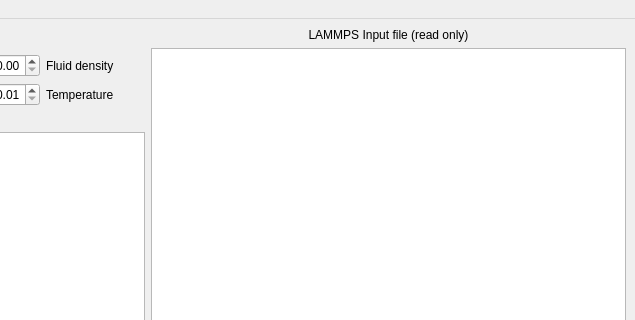
Before: the Qt Designer form GUI-resources/mainwindow.ui in CTCMS-UQ/QtNEMD, drawn with Qt 5; both pictures show x 819 to 1454 and y 0 to 320 of the 1454 by 727 pixel window.
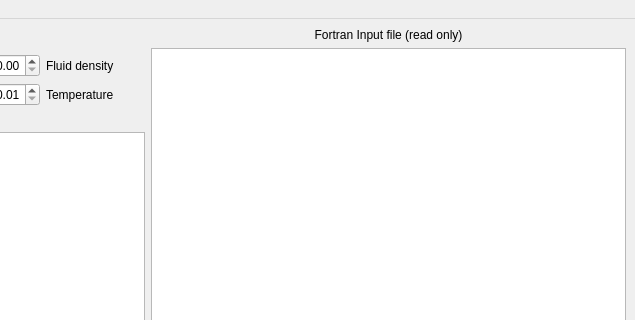
After: the same form once the commit is applied. Custom widgets are drawn as their Qt base class.

Commit message: Removed references to LAMMPS, which are obviously not relevant to the Fortran code.

Patch:
```diff
--- a/GUI-resources/mainwindow.ui
+++ b/GUI-resources/mainwindow.ui
@@ -279,7 +279,7 @@
       <item>
        <widget class="QLabel" name="textbrowser_label">
         <property name="text">
-         <string>LAMMPS Input file (read only)</string>
+         <string>Fortran Input file (read only)</string>
         </property>
         <property name="alignment">
          <set>Qt::AlignCenter</set>
```
The commit also changes 2 other files.
